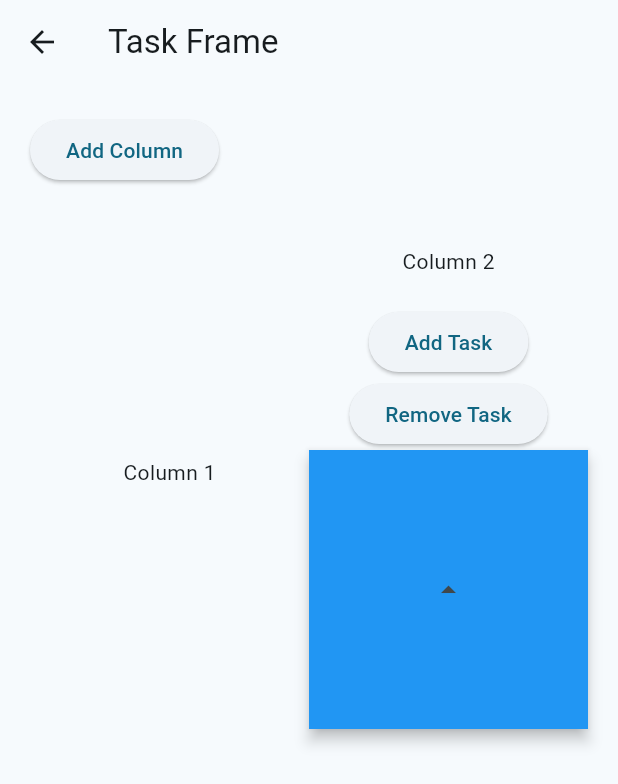
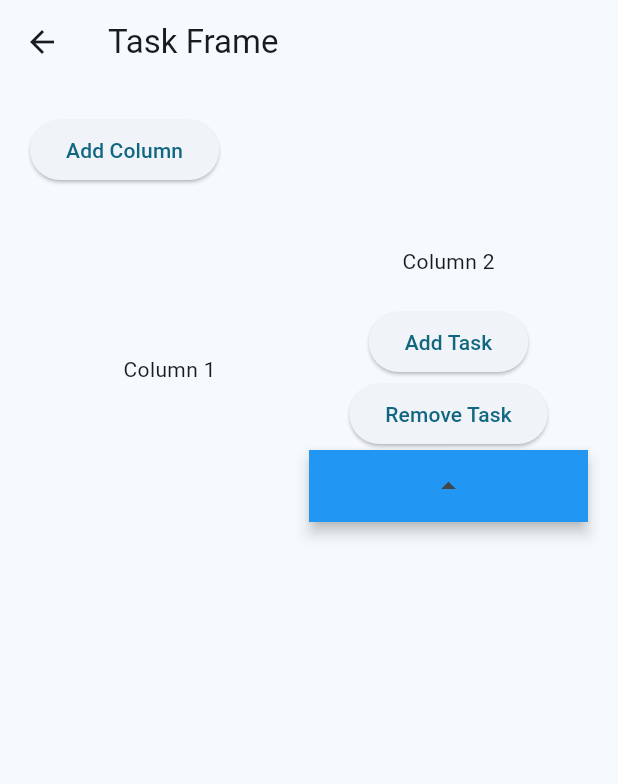
Before and after one commit to Natmoy-LETU/-chokhmah-, a Flutter app: the TaskFrame screen opened by its route, after a tap on "Add Column", after a tap on "Add Task", after a tap on the "arrow drop down" icon, on a phone screen of 412 x 824 dp. Shown: the top 784 px of the screen. Run offline on Flutter 3.47's test engine with Material 3 defaults, Android fonts, the phone set to English and light mode, and no system bars.

Commit message:
Update task.dart

```diff
--- a/chokmah_productivity_tracker/lib/task.dart
+++ b/chokmah_productivity_tracker/lib/task.dart
@@ -1,7 +1,7 @@
 import 'package:flutter/material.dart';
 
-// Enum to represent different states of the widget
-enum WidgetState {
+// Enum to represent different states of the task
+enum TaskState {
   Expanded,
   Collapsed,
 }
@@ -14,59 +14,39 @@ class Task extends StatefulWidget {
 }
 
 class _TaskState extends State<Task> {
-  WidgetState widgetState = WidgetState.Collapsed;
-  List<Widget> collapsedWidgets = [
-    Placeholder(),
-    Placeholder(),
-  ];
-  List<Widget> expandedWidgets = [
-    Placeholder(),
-    Placeholder(),
-    Placeholder(),
-    Placeholder(),
-    Placeholder(),
+  TaskState taskState = TaskState.Collapsed;
+  List<Widget> taskWidgets = [
     Placeholder(),
     Placeholder(),
   ];
 
   @override
   Widget build(BuildContext context) {
-    List<Widget> currentWidgets =
-        widgetState == WidgetState.Collapsed ? collapsedWidgets : expandedWidgets;
-
-    return LongPressDraggable<String>(
+    return Draggable<String>(
       data: 'draggable_widget',
+      childWhenDragging: Container(),
       feedback: Material(
         elevation: 4.0,
         child: Container(
           color: Colors.blue.withOpacity(0.5),
-          height: widgetState == WidgetState.Expanded ? 200.0 : 100.0,
+          height: taskState == TaskState.Expanded ? 200.0 : 100.0,
           width: double.infinity,
           child: Center(
             child: Column(
               mainAxisAlignment: MainAxisAlignment.center,
-              children: currentWidgets,
+              children: taskWidgets,
             ),
           ),
         ),
       ),
-      childWhenDragging: Container(),
       child: DragTarget<String>(
         builder: (context, candidateData, rejectedData) {
-          return LayoutBuilder(
-            builder: (context, constraints) {
           return Material(
             elevation: 4.0,
-                child: SizedBox(
-                  width: constraints.maxWidth,
-                  height: widgetState == WidgetState.Expanded
-                      ? constraints.maxWidth
-                      : constraints.maxWidth / 2, // Maintain aspect ratio
             child: InkWell(
               onTap: () {
                 setState(() {
-                        widgetState =
-                            widgetState == WidgetState.Collapsed ? WidgetState.Expanded : WidgetState.Collapsed;
+                  taskState = taskState == TaskState.Collapsed ? TaskState.Expanded : TaskState.Collapsed;
                 });
               },
               child: Container(
@@ -74,21 +54,17 @@ class _TaskState extends State<Task> {
                 child: Center(
                   child: IconButton(
                     icon: Icon(
-                            widgetState == WidgetState.Expanded ? Icons.arrow_drop_up : Icons.arrow_drop_down,
+                      taskState == TaskState.Expanded ? Icons.arrow_drop_up : Icons.arrow_drop_down,
                     ),
                     onPressed: () {
                       setState(() {
-                              widgetState =
-                                  widgetState == WidgetState.Collapsed ? WidgetState.Expanded : WidgetState.Collapsed;
+                        taskState = taskState == TaskState.Collapsed ? TaskState.Expanded : TaskState.Collapsed;
                       });
                     },
                   ),
                 ),
               ),
             ),
-                ),
-              );
-            },
           );
         },
         onWillAccept: (data) {
```
Lines whose indentation alone changed are shown as unchanged.
